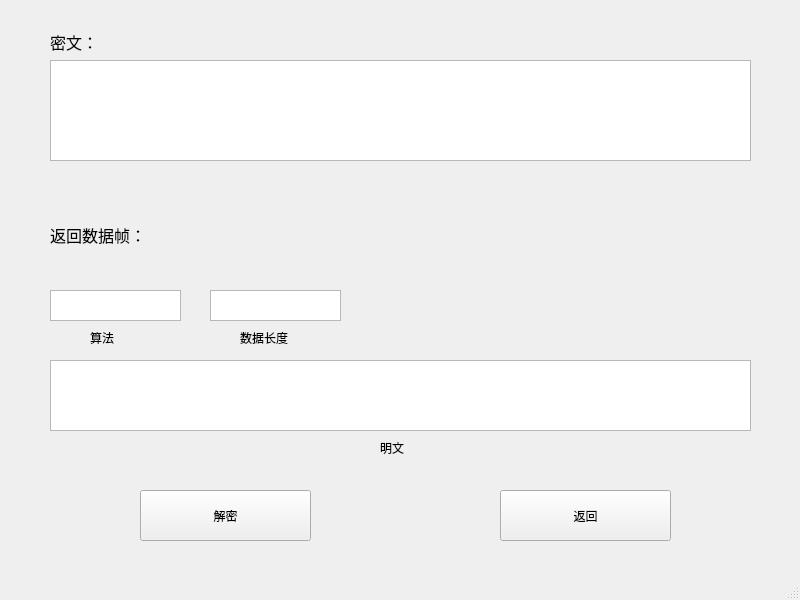
xianmie/SM2-4-uppercomputer-UI, file SM2De.ui: the form before one commit.
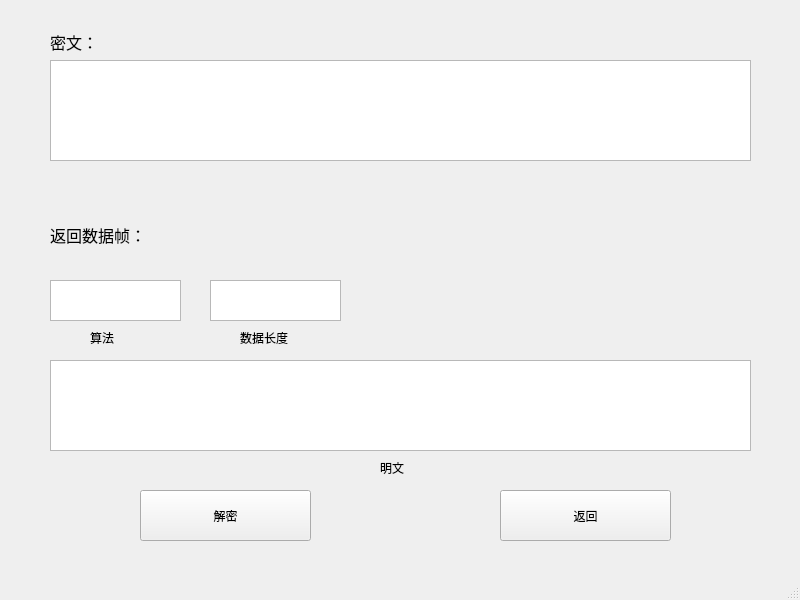
The form after the commit.

```diff
--- a/SM2De.ui
+++ b/SM2De.ui
@@ -99,9 +99,9 @@
     <property name="geometry">
      <rect>
       <x>210</x>
-      <y>290</y>
+      <y>280</y>
       <width>131</width>
-      <height>31</height>
+      <height>41</height>
      </rect>
     </property>
    </widget>
@@ -109,7 +109,7 @@
     <property name="geometry">
      <rect>
       <x>380</x>
-      <y>440</y>
+      <y>460</y>
       <width>91</width>
       <height>16</height>
      </rect>
@@ -122,9 +122,9 @@
     <property name="geometry">
      <rect>
       <x>50</x>
-      <y>290</y>
+      <y>280</y>
       <width>131</width>
-      <height>31</height>
+      <height>41</height>
      </rect>
     </property>
    </widget>
@@ -147,7 +147,7 @@
       <x>50</x>
       <y>360</y>
       <width>701</width>
-      <height>71</height>
+      <height>91</height>
      </rect>
     </property>
    </widget>
```
